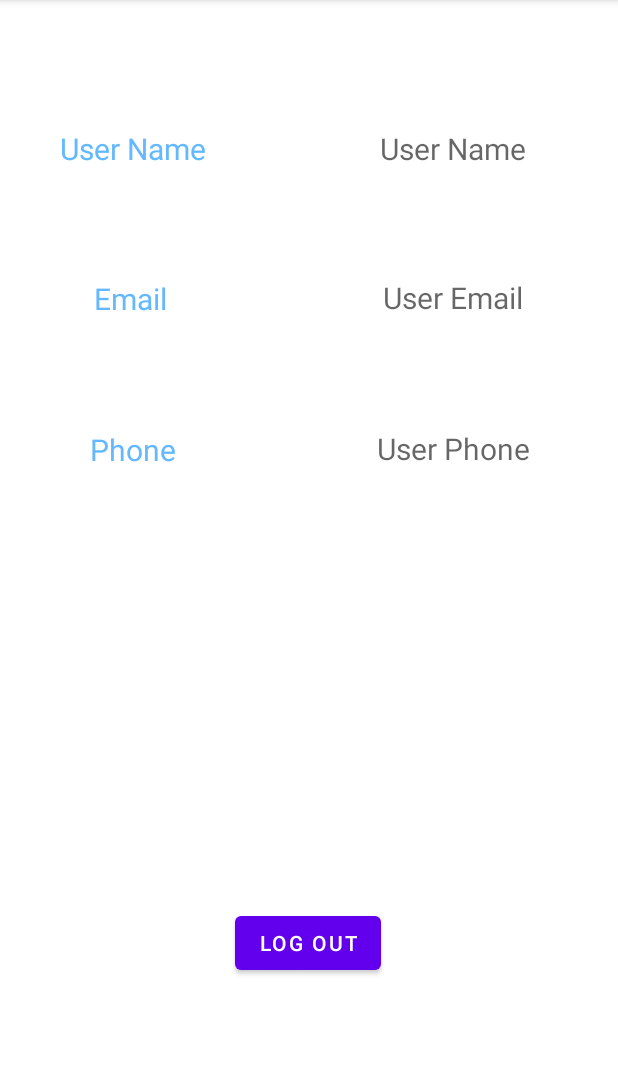
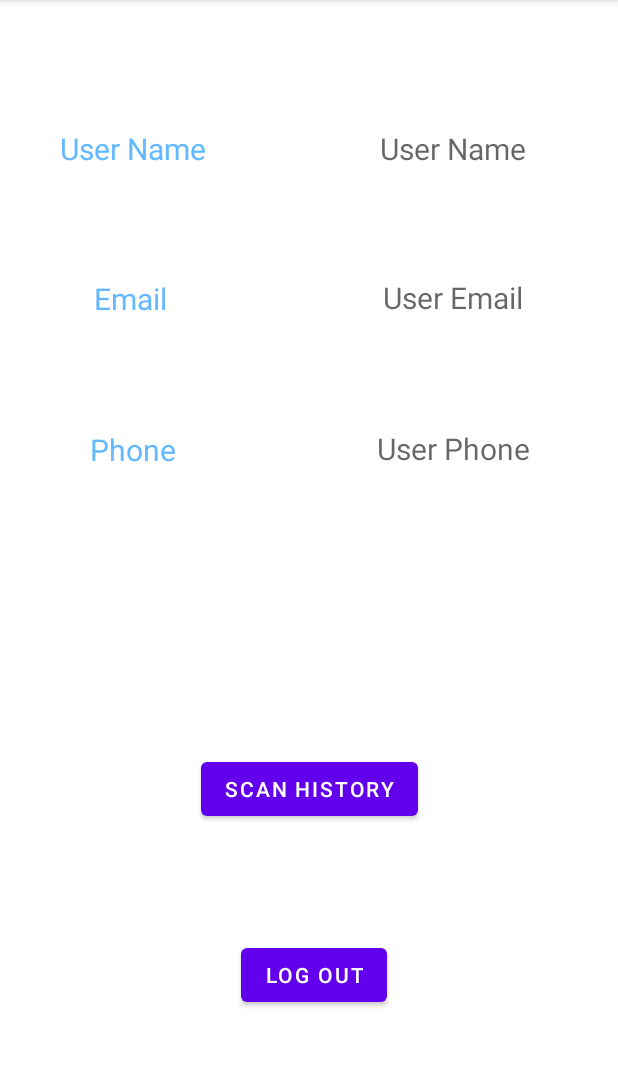
Before and after one commit to Ismatik/FYP_git, an Android app: the info_activity screen opened directly, with no data from a screen before it, on a phone screen of 412 x 824 dp, the part 84-1151 px from its top. Run offline under Robolectric (Android 15) with nearby library versions, the phone set to English and light mode, and no system bars; our stand-ins replace Firebase (no records; nobody signed in at launch, a user with empty details on screens opened directly); Roboto replaces fonts that are not available here.

```diff
--- a/app/src/main/java/com/example/qrcodescanner/info_activity.java
+++ b/app/src/main/java/com/example/qrcodescanner/info_activity.java
@@ -7,6 +7,7 @@ import androidx.appcompat.app.AppCompatActivity;
 import android.content.Intent;
 import android.os.Bundle;
 import android.view.View;
+import android.widget.Button;
 import android.widget.TextView;
 
 import com.google.firebase.auth.FirebaseAuth;
@@ -27,11 +28,24 @@ public class info_activity extends AppCompatActivity {
     FirebaseFirestore firebaseFirestore;
     String UserID;
 
+    //Button Scan History
+    Button scanHistory;
+
     @Override
     protected void onCreate(Bundle savedInstanceState) {
         super.onCreate(savedInstanceState);
         setContentView(R.layout.activity_info);
 
+        scanHistory = findViewById(R.id.scanHistory);
+
+        scanHistory.setOnClickListener(new View.OnClickListener() {
+            @Override
+            public void onClick(View view) {
+                open_scan_history();
+            }
+        });
+
+        //Retrieving info from FireStore
         name = findViewById(R.id.textName);
         email = findViewById(R.id.textEmail);
         phone = findViewById(R.id.textPhone);
@@ -62,4 +76,9 @@ public class info_activity extends AppCompatActivity {
         finish();
     }
 
+    //function to open Scan History page
+    public void open_scan_history(){
+        Intent scan_intent = new Intent(this , Scan_History.class);
+        startActivity(scan_intent);
+    }
 }
--- a/app/src/main/res/layout/activity_info.xml
+++ b/app/src/main/res/layout/activity_info.xml
@@ -29,15 +29,14 @@
         android:layout_marginEnd="16dp"
         android:hint="User Name"
         android:textAlignment="center"
+        android:textColor="#63B8FF"
         android:textSize="20sp"
         app:layout_constraintBottom_toBottomOf="parent"
         app:layout_constraintEnd_toEndOf="parent"
         app:layout_constraintHorizontal_bias="1.0"
         app:layout_constraintStart_toEndOf="@+id/textView3"
         app:layout_constraintTop_toTopOf="parent"
-        app:layout_constraintVertical_bias="0.115"
-        android:textColor="#63B8FF"
-        />
+        app:layout_constraintVertical_bias="0.115" />
 
     <TextView
         android:id="@+id/textView9"
@@ -45,15 +44,14 @@
         android:layout_height="25dp"
         android:text="Email"
         android:textAlignment="center"
+        android:textColor="#63B8FF"
         android:textSize="20sp"
         app:layout_constraintBottom_toBottomOf="parent"
         app:layout_constraintEnd_toEndOf="parent"
         app:layout_constraintHorizontal_bias="0.059"
         app:layout_constraintStart_toStartOf="parent"
         app:layout_constraintTop_toBottomOf="@+id/textView3"
-        app:layout_constraintVertical_bias="0.118"
-        android:textColor="#63B8FF"
-        />
+        app:layout_constraintVertical_bias="0.118" />
 
     <TextView
         android:id="@+id/textEmail"
@@ -103,13 +101,23 @@
         android:id="@+id/btnLogOut"
         android:layout_width="wrap_content"
         android:layout_height="wrap_content"
+        android:onClick="logout"
         android:text="Log Out"
         app:layout_constraintBottom_toBottomOf="parent"
         app:layout_constraintEnd_toEndOf="parent"
-        app:layout_constraintHorizontal_bias="0.498"
+        app:layout_constraintHorizontal_bias="0.511"
         app:layout_constraintStart_toStartOf="parent"
         app:layout_constraintTop_toTopOf="parent"
-        app:layout_constraintVertical_bias="0.84"
-        android:onClick="logout"
-        />
+        app:layout_constraintVertical_bias="0.869" />
+
+    <Button
+        android:id="@+id/scanHistory"
+        android:layout_width="wrap_content"
+        android:layout_height="wrap_content"
+        android:text="Scan History"
+        app:layout_constraintBottom_toTopOf="@+id/btnLogOut"
+        app:layout_constraintEnd_toEndOf="parent"
+        app:layout_constraintStart_toStartOf="parent"
+        app:layout_constraintTop_toTopOf="parent"
+        app:layout_constraintVertical_bias="0.869" />
 </androidx.constraintlayout.widget.ConstraintLayout>
```
Also changed, not shown: app/src/main/AndroidManifest.xml (+8 -5 lines), app/src/main/java/com/example/qrcodescanner/Scan_History.java (added, +61 -0 lines), app/src/main/java/com/example/qrcodescanner/Scanner.java (+57 -2 lines), app/src/main/java/com/example/qrcodescanner/profile.java (+26 -0 lines), app/src/main/java/com/example/qrcodescanner/signin_page.java (+7 -0 lines), app/src/main/res/layout/activity_scan_history.xml (added, +25 -0 lines), app/src/main/res/layout/activity_scanner2.xml (+5 -5 lines), app/src/main/res/layout/list_view_layout.xml (added, +12 -0 lines).
